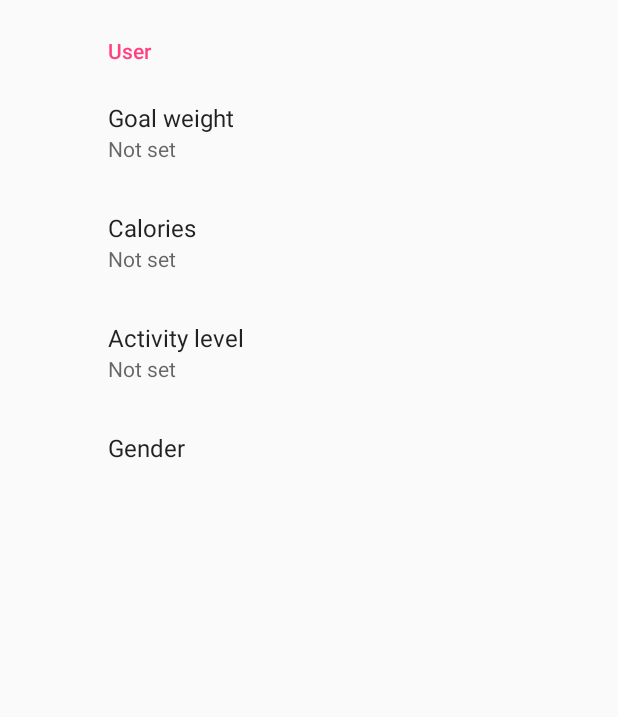
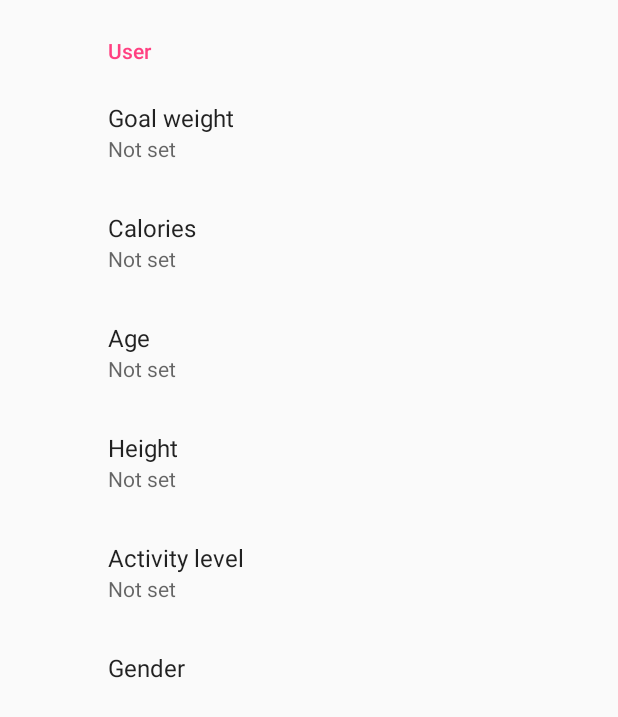
Before and after one commit to AIR-FOI-HR/AIR1918, an Android app: the SettingsActivity screen opened directly, with no data from a screen before it, on a phone screen of 412 x 824 dp. Shown: the top 717 px of the screen. Run offline under Robolectric (Android 15) with nearby library versions, the phone set to English and light mode, and no system bars; our stand-ins replace androidx.preference.

Commit message:
Azuriraj dizajn postavka
Azuriran je dizajn postavka

```diff
--- a/2Fit4U/app/src/main/res/values/arrays.xml
+++ b/2Fit4U/app/src/main/res/values/arrays.xml
@@ -9,4 +9,34 @@
         <item>reply</item>
         <item>reply_all</item>
     </string-array>
+
+    <string-array name="settings_activity_entries">
+        <item>BMR</item>
+        <item>Little to no exercise</item>
+        <item>Exercise 1-3 times per week</item>
+        <item>Exercise 4-5 times per week</item>
+        <item>Daily exercise</item>
+        <item>Intense exercise 6-7 times per week</item>
+        <item>Intense exercise daily</item>
+    </string-array>
+
+    <string-array name="settings_activity_values">
+        <item>0</item>
+        <item>1</item>
+        <item>2</item>
+        <item>3</item>
+        <item>4</item>
+        <item>5</item>
+        <item>6</item>
+    </string-array>
+
+    <string-array name="settings_gender_entries">
+        <item>Male</item>
+        <item>Female</item>
+    </string-array>
+
+    <string-array name="settings_gender_values">
+        <item>0</item>
+        <item>1</item>
+    </string-array>
 </resources>
--- a/2Fit4U/app/src/main/res/xml/root_preferences.xml
+++ b/2Fit4U/app/src/main/res/xml/root_preferences.xml
@@ -28,8 +28,18 @@
             app:title="Calories"
             app:useSimpleSummaryProvider="true" />
 
+        <EditTextPreference
+            app:key="settingsAge"
+            app:title="Age"
+            app:useSimpleSummaryProvider="true" />
+
+        <EditTextPreference
+            app:key="settingsHeight"
+            app:title="Height"
+            app:useSimpleSummaryProvider="true" />
+
         <ListPreference
-            app:defaultValue="reply"
+            app:defaultValue="BMR"
             app:entries="@array/settings_activity_entries"
             app:entryValues="@array/settings_activity_values"
             app:key="settingsActivityLevel"
```
